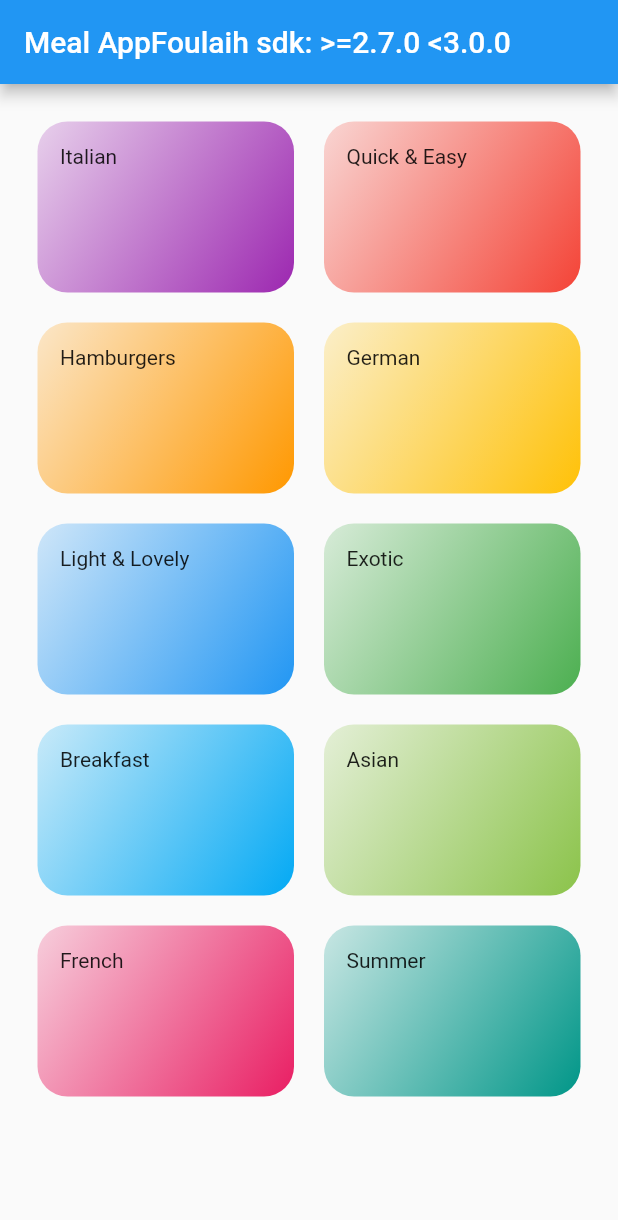
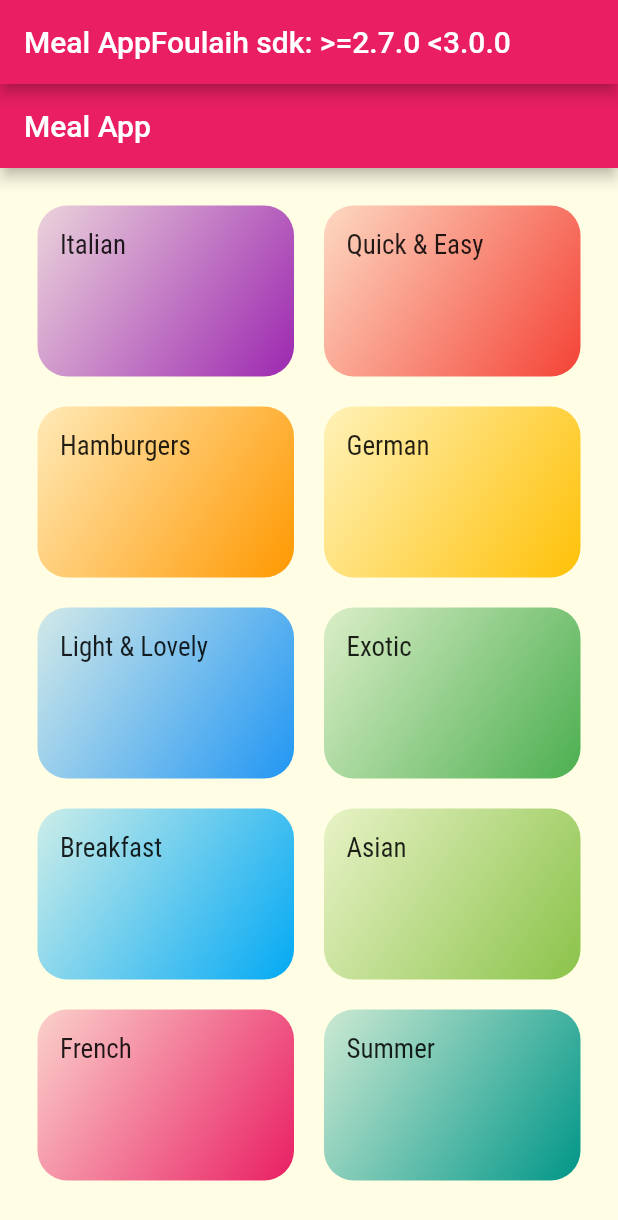
Before and after one commit to Devsaci/meal_app_fulaih, a Flutter app: the screen it shows after launch, on a phone screen of 412 x 824 dp. Shown: the top 1220 px of the screen. Run offline on Flutter 3.47's test engine with Material 2 defaults, Android fonts, the phone set to English and light mode, and no system bars.

Commit message:
Scaffold

```diff
--- a/lib/main.dart
+++ b/lib/main.dart
@@ -9,9 +9,24 @@ class MyApp extends StatelessWidget {
   @override
   Widget build(BuildContext context) {
     return MaterialApp(
+      debugShowCheckedModeBanner: false,
       title: 'Flutter Demo',
       theme: ThemeData(
-        primarySwatch: Colors.blue,
+        primarySwatch: Colors.pink,
+        accentColor: Colors.amber,
+        canvasColor: Color.fromRGBO(255, 254, 229, 1),
+        textTheme: ThemeData.light().textTheme.copyWith(
+              bodyText1: TextStyle(
+                color: Color.fromRGBO(20, 50, 50, 1),
+              ),
+              bodyText2: TextStyle(
+                color: Color.fromRGBO(20, 50, 50, 1),
+              ),
+              subtitle1: TextStyle(
+                fontFamily: 'RobotoCondensed',
+                fontSize: 18
+              ),
+            ),
       ),
       home: MyHomePage(),
     );
--- a/lib/screens/categories_screen.dart
+++ b/lib/screens/categories_screen.dart
@@ -7,7 +7,10 @@ class CategoriesScreen extends StatelessWidget {
 
   @override
   Widget build(BuildContext context) {
-    return GridView(
+    return Scaffold(
+      appBar: AppBar(title: Text("Meal App"),),
+      body:
+        GridView(
             padding: EdgeInsets.all(25),
             children:
             DUMMY_CATEGORIES.map((catData) =>
@@ -18,6 +21,8 @@ class CategoriesScreen extends StatelessWidget {
               childAspectRatio: 3 / 2,
               crossAxisSpacing: 20,
               mainAxisSpacing: 20,
-        ));
+            )
+        )
+    );
   }
 }
--- a/lib/widgets/category_item.dart
+++ b/lib/widgets/category_item.dart
@@ -2,7 +2,6 @@ import 'package:flutter/cupertino.dart';
 import 'package:flutter/material.dart';
 
 class Categoryitem extends StatelessWidget {
-
   final String id;
   final String title;
   final Color color;
@@ -16,20 +15,18 @@ class Categoryitem extends StatelessWidget {
       onTap: () {},
       child: Container(
         padding: EdgeInsets.all(15),
-        child: Text(title),
+        child: Text(
+          title,
+          style: Theme.of(context).textTheme.subtitle1,
+        ),
         decoration: BoxDecoration(
             gradient: LinearGradient(
-              colors: [
-                color.withOpacity(0.2),
-                color
-              ],
+              colors: [color.withOpacity(0.2), color],
               begin: Alignment.topLeft,
-              end:Alignment.bottomRight,),
+              end: Alignment.bottomRight,
+            ),
             color: color,
-            borderRadius: BorderRadius.circular(20)
-
-        ),
-
+            borderRadius: BorderRadius.circular(20)),
       ),
     );
   }
```
Lines whose indentation alone changed are shown as unchanged.
